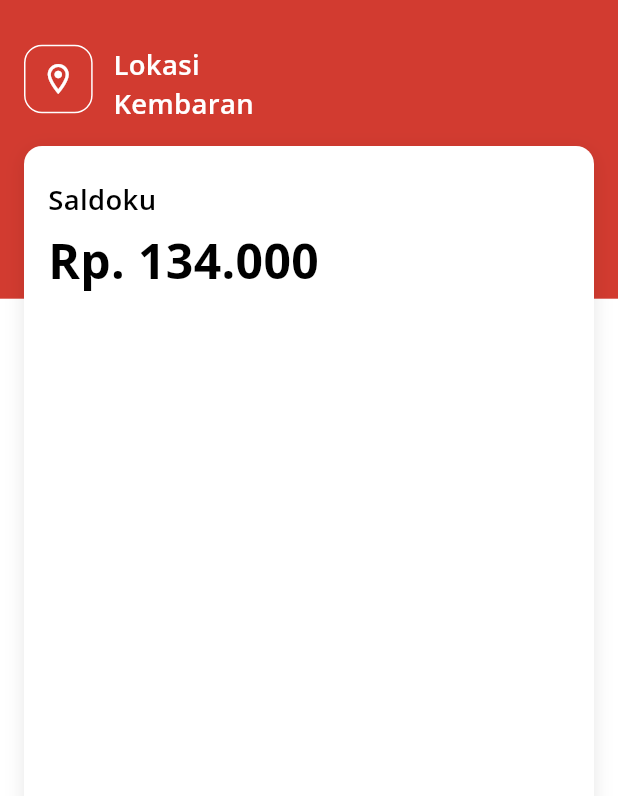
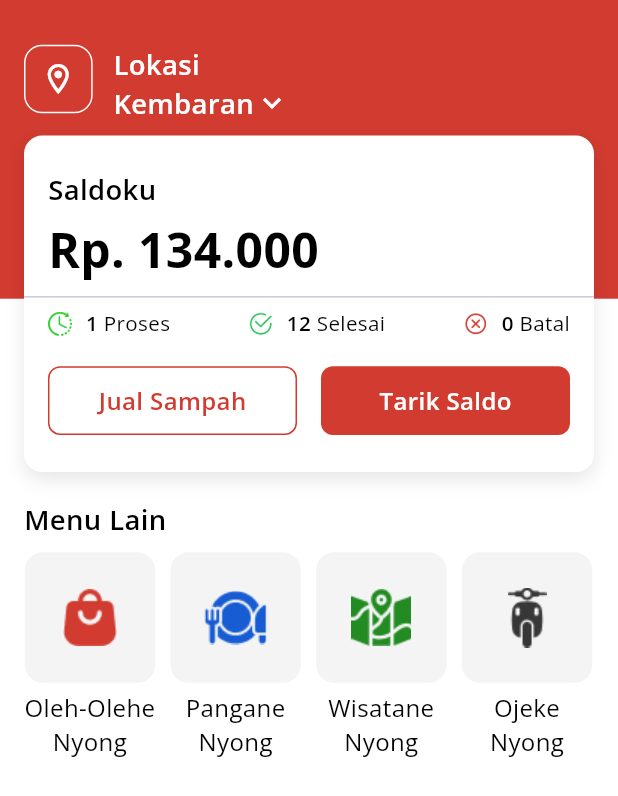
Before and after one commit to ikyyy777/jeknyong_app, a Flutter app: the HomeView screen opened directly, on a phone screen of 412 x 824 dp. Shown: the top 796 px of the screen. Run offline on Flutter 3.47's test engine with Material 3 defaults, Android fonts, the light colour scheme and no system bars; our stand-ins replace google_fonts.

Commit message:
`feat: updated home view with new widgets and dependencies`

```diff
--- a/lib/constants/color_constant.dart
+++ b/lib/constants/color_constant.dart
@@ -10,4 +10,6 @@ class ColorConstant {
   static Color borderColor = Color(0xffE2E2E2);
   static Color primaryColor = Color(0xffD23B30);
   static Color dividerColor = Color(0xffEDF1F3);
+  static Color dividerColor2 = Color(0xffC7C9D9);
+  static Color greyColor = Color(0xffF4F4F4);
 }
--- a/lib/views/home/home_view.dart
+++ b/lib/views/home/home_view.dart
@@ -2,6 +2,9 @@ import 'package:flutter/material.dart';
 import 'package:jeknyong_app/constants/color_constant.dart';
 import 'package:jeknyong_app/constants/textstyle_constant.dart';
 import 'package:jeknyong_app/controllers/scale_factor_controller.dart';
+import 'package:jeknyong_app/views/home/home_widgets/home_lokasi_widget.dart';
+import 'package:jeknyong_app/views/home/home_widgets/home_menu_lain_widget.dart';
+import 'package:jeknyong_app/views/home/home_widgets/home_saldoku_widget.dart';
 import 'package:provider/provider.dart';
 
 class HomeView extends StatefulWidget {
@@ -18,116 +21,18 @@ class _HomeViewState extends State<HomeView> {
 
     return Scaffold(
       backgroundColor: ColorConstant.whiteColor,
-      body: SafeArea(
-        child: Stack(
-          children: [
-            Column(
-              mainAxisAlignment: MainAxisAlignment.start,
-              crossAxisAlignment: CrossAxisAlignment.start,
-              children: [
-                Container(
-                  width: double.infinity,
-                  height: scaleHelper.scaleHeight(174),
-                  decoration: BoxDecoration(color: ColorConstant.primaryColor),
-                  child: Padding(
-                    padding: const EdgeInsets.only(left: 16, right: 16),
-                    child: Column(
-                      children: [
-                        SizedBox(height: scaleHelper.scaleHeight(26)),
-                        Row(
-                          mainAxisAlignment: MainAxisAlignment.start,
-                          crossAxisAlignment: CrossAxisAlignment.start,
-                          children: [
-                            Container(
-                              width: scaleHelper.scaleWidth(40),
-                              height: scaleHelper.scaleHeight(40),
-                              decoration: BoxDecoration(
-                                color: ColorConstant.primaryColor,
-                                borderRadius: BorderRadius.circular(12),
-                                border: Border.all(color: ColorConstant.whiteColor),
-                              ),
-                              child: Icon(
-                                Icons.location_on_outlined,
-                                color: ColorConstant.whiteColor,
-                              ),
-                            ),
-                            SizedBox(width: scaleHelper.scaleWidth(12)),
-                            Column(
-                              mainAxisAlignment: MainAxisAlignment.start,
-                              crossAxisAlignment: CrossAxisAlignment.start,
-                              children: [
-                                Text(
-                                  'Lokasi',
-                                  style: TextStyleConstant.textStyleSemiBold
-                                      .copyWith(
-                                        fontSize: scaleHelper.scaleText(16),
-                                        color: ColorConstant.whiteColor,
-                                      ),
-                                ),
-                                Text(
-                                  'Kembaran',
-                                  style: TextStyleConstant.textStyleSemiBold
-                                      .copyWith(
-                                        fontSize: scaleHelper.scaleText(16),
-                                        color: ColorConstant.whiteColor,
-                                      ),
-                                ),
-                              ],
-                            ),
-                          ],
-                        ),
-                      ],
-                    ),
-                  ),
-                ),
-              ],
-            ),
-            Positioned(
-              top: scaleHelper.scaleHeight(85),
-              left: 0,
-              right: 0,
-              child: Container(
-                width: double.infinity,
-                height: scaleHelper.scaleHeight(1000),
-                margin: EdgeInsets.symmetric(horizontal: 16),
-                decoration: BoxDecoration(
-                  color: ColorConstant.whiteColor,
-                  borderRadius: BorderRadius.circular(12),
-                  boxShadow: [
-                    BoxShadow(
-                      color: Colors.black.withOpacity(0.1),
-                      blurRadius: 10,
-                      offset: Offset(0, 4),
-                    ),
-                  ],
-                ),
-                child: Padding(
-                  padding: const EdgeInsets.only(left: 16, right: 16),
-                  child: Column(
-                    crossAxisAlignment: CrossAxisAlignment.start,
-                    children: [
-                      SizedBox(height: scaleHelper.scaleHeight(20)),
-                      Text(
-                        'Saldoku',
-                        style: TextStyleConstant.textStyleSemiBold.copyWith(
-                          fontSize: scaleHelper.scaleText(16),
-                          color: ColorConstant.blackColor,
-                        ),
-                      ),
-                      SizedBox(height: scaleHelper.scaleHeight(4)),
-                      Text(
-                        'Rp. 134.000',
-                        style: TextStyleConstant.textStyleBold.copyWith(
-                          fontSize: scaleHelper.scaleText(28),
-                          color: ColorConstant.blackColor,
-                        ),
-                      ),
-                    ],
-                  ),
-                ),
-              ),
-            ),
-          ],
+      body: SingleChildScrollView(
+        child: SafeArea(
+          child: Column(
+            mainAxisAlignment: MainAxisAlignment.start,
+            crossAxisAlignment: CrossAxisAlignment.start,
+            children: [
+              HomeLokasiWidget(),
+              HomeSaldokuWidget(),
+              SizedBox(height: scaleHelper.scaleHeight(16)),
+              HomeMenuLainWidget(),
+            ],
+          ),
         ),
       ),
     );
--- /dev/null
+++ b/lib/views/home/home_widgets/home_lokasi_widget.dart
@@ -0,0 +1,79 @@
+import 'package:flutter/material.dart';
+import 'package:jeknyong_app/constants/color_constant.dart';
+import 'package:jeknyong_app/constants/textstyle_constant.dart';
+import 'package:jeknyong_app/controllers/scale_factor_controller.dart';
+import 'package:provider/provider.dart';
+
+class HomeLokasiWidget extends StatefulWidget {
+  const HomeLokasiWidget({super.key});
+
+  @override
+  State<HomeLokasiWidget> createState() => _HomeLokasiWidgetState();
+}
+
+class _HomeLokasiWidgetState extends State<HomeLokasiWidget> {
+  @override
+  Widget build(BuildContext context) {
+    final scaleHelper = context.read<ScaleFactorController>().scaleHelper;
+
+    return Container(
+      width: double.infinity,
+      height: scaleHelper.scaleHeight(174),
+      decoration: BoxDecoration(color: ColorConstant.primaryColor),
+      child: Padding(
+        padding: const EdgeInsets.only(left: 16, right: 16),
+        child: Column(
+          children: [
+            SizedBox(height: scaleHelper.scaleHeight(26)),
+            Row(
+              mainAxisAlignment: MainAxisAlignment.start,
+              crossAxisAlignment: CrossAxisAlignment.start,
+              children: [
+                Container(
+                  width: scaleHelper.scaleWidth(40),
+                  height: scaleHelper.scaleHeight(40),
+                  decoration: BoxDecoration(
+                    color: ColorConstant.primaryColor,
+                    borderRadius: BorderRadius.circular(12),
+                    border: Border.all(color: ColorConstant.whiteColor),
+                  ),
+                  child: Icon(
+                    Icons.location_on_outlined,
+                    color: ColorConstant.whiteColor,
+                  ),
+                ),
+                SizedBox(width: scaleHelper.scaleWidth(12)),
+                Column(
+                  mainAxisAlignment: MainAxisAlignment.start,
+                  crossAxisAlignment: CrossAxisAlignment.start,
+                  children: [
+                    Text(
+                      'Lokasi',
+                      style: TextStyleConstant.textStyleSemiBold.copyWith(
+                        fontSize: scaleHelper.scaleText(16),
+                        color: ColorConstant.whiteColor,
+                      ),
+                    ),
+                    Row(
+                      children: [
+                        Text(
+                          'Kembaran',
+                          style: TextStyleConstant.textStyleSemiBold.copyWith(
+                            fontSize: scaleHelper.scaleText(16),
+                            color: ColorConstant.whiteColor,
+                          ),
+                        ),
+                        Icon(Icons.expand_more,
+                            color: ColorConstant.whiteColor),
+                      ],
+                    ),
+                  ],
+                ),
+              ],
+            ),
+          ],
+        ),
+      ),
+    );
+  }
+}
--- /dev/null
+++ b/lib/views/home/home_widgets/home_menu_lain_widget.dart
@@ -0,0 +1,126 @@
+import 'package:flutter/material.dart';
+import 'package:jeknyong_app/constants/color_constant.dart';
+import 'package:jeknyong_app/constants/textstyle_constant.dart';
+import 'package:jeknyong_app/controllers/scale_factor_controller.dart';
+import 'package:provider/provider.dart';
+
+class HomeMenuLainWidget extends StatefulWidget {
+  const HomeMenuLainWidget({super.key});
+
+  @override
+  State<HomeMenuLainWidget> createState() => _HomeMenuLainWidgetState();
+}
+
+class _HomeMenuLainWidgetState extends State<HomeMenuLainWidget> {
+  Widget _buildMenuIcon(String iconName, double width, double height, String menuName) {
+    final scaleHelper = context.read<ScaleFactorController>().scaleHelper;
+
+    return Column(
+      children: [
+        Container(
+          width: width,
+          height: height,
+          decoration: BoxDecoration(
+            color: ColorConstant.greyColor,
+            borderRadius: BorderRadius.circular(12),
+          ),
+          child: Image.asset('assets/icons/$iconName.png'),
+        ),
+        SizedBox(height: scaleHelper.scaleHeight(4)),
+        SizedBox(
+          width: width + 1,
+          child: Text(
+            menuName,
+            textAlign: TextAlign.center,
+            maxLines: 2,
+            overflow: TextOverflow.ellipsis,
+            style: TextStyleConstant.textStyleReguler.copyWith(
+              fontSize: scaleHelper.scaleText(14),
+              color: ColorConstant.blackColor,
+            ),
+          ),
+        ),
+      ],
+    );
+  }
+
+  @override
+  Widget build(BuildContext context) {
+    final scaleHelper = context.read<ScaleFactorController>().scaleHelper;
+
+    return Transform.translate(
+      offset: Offset(0, scaleHelper.scaleHeight(-95)),
+      child: Padding(
+        padding: const EdgeInsets.symmetric(horizontal: 16),
+        child: Column(
+          mainAxisAlignment: MainAxisAlignment.start,
+          crossAxisAlignment: CrossAxisAlignment.start,
+          children: [
+            Text(
+              'Menu Lain',
+              style: TextStyleConstant.textStyleSemiBold.copyWith(
+                fontSize: scaleHelper.scaleText(16),
+                color: ColorConstant.blackColor,
+              ),
+            ),
+            SizedBox(height: scaleHelper.scaleHeight(8)),
+            SingleChildScrollView(
+              scrollDirection: Axis.horizontal,
+              child: Row(
+                children: [
+                  GestureDetector(
+                    onTap: () {
+                      // TODO: Implement the logic for the oleh_oleh menu
+                    },
+                    child: _buildMenuIcon(
+                      'oleh_oleh',
+                      scaleHelper.scaleWidth(76),
+                      scaleHelper.scaleHeight(76),
+                      'Oleh-Olehe Nyong',
+                    ),
+                  ),
+                  SizedBox(width: scaleHelper.scaleWidth(8)),
+                  GestureDetector(
+                    onTap: () {
+                      // TODO: Implement the logic for the pangan menu
+                    },
+                    child: _buildMenuIcon(
+                      'pangan',
+                      scaleHelper.scaleWidth(76),
+                      scaleHelper.scaleHeight(76),
+                      'Pangane Nyong',
+                    ),
+                  ),
+                  SizedBox(width: scaleHelper.scaleWidth(8)),
+                  GestureDetector(
+                    onTap: () {
+                      // TODO: Implement the logic for the wisatane menu
+                    },
+                    child: _buildMenuIcon(
+                      'wisatane',
+                      scaleHelper.scaleWidth(76),
+                      scaleHelper.scaleHeight(76),
+                      'Wisatane Nyong',
+                    ),
+                  ),
+                  SizedBox(width: scaleHelper.scaleWidth(8)),
+                  GestureDetector(
+                    onTap: () {
+                      // TODO: Implement the logic for the ojeke menu
+                    },
+                    child: _buildMenuIcon(
+                      'ojeke',
+                      scaleHelper.scaleWidth(76),
+                      scaleHelper.scaleHeight(76),
+                      'Ojeke Nyong'
+                    ),
+                  ),
+                ],
+              ),
+            ),
+          ],
+        ),
+      ),
+    );
+  }
+}
--- /dev/null
+++ b/lib/views/home/home_widgets/home_saldoku_widget.dart
@@ -0,0 +1,195 @@
+import 'package:flutter/material.dart';
+import 'package:jeknyong_app/constants/color_constant.dart';
+import 'package:jeknyong_app/constants/textstyle_constant.dart';
+import 'package:jeknyong_app/controllers/scale_factor_controller.dart';
+import 'package:provider/provider.dart';
+
+class HomeSaldokuWidget extends StatefulWidget {
+  const HomeSaldokuWidget({super.key});
+
+  @override
+  State<HomeSaldokuWidget> createState() => _HomeSaldokuWidgetState();
+}
+
+class _HomeSaldokuWidgetState extends State<HomeSaldokuWidget> {
+  @override
+  Widget build(BuildContext context) {
+    final scaleHelper = context.read<ScaleFactorController>().scaleHelper;
+
+    return Transform.translate(
+      offset: Offset(0, scaleHelper.scaleHeight(-95)),
+      child: Container(
+        width: double.infinity,
+        height: scaleHelper.scaleHeight(196),
+        margin: EdgeInsets.symmetric(horizontal: 16),
+        decoration: BoxDecoration(
+          color: ColorConstant.whiteColor,
+          borderRadius: BorderRadius.circular(12),
+          boxShadow: [
+            BoxShadow(
+              color: Colors.black.withOpacity(0.1),
+              blurRadius: 10,
+              offset: Offset(0, 4),
+            ),
+          ],
+        ),
+        child: Column(
+          crossAxisAlignment: CrossAxisAlignment.start,
+          children: [
+            SizedBox(height: scaleHelper.scaleHeight(20)),
+            Padding(
+              padding: const EdgeInsets.only(left: 16),
+              child: Text(
+                'Saldoku',
+                style: TextStyleConstant.textStyleSemiBold.copyWith(
+                  fontSize: scaleHelper.scaleText(16),
+                  color: ColorConstant.blackColor,
+                ),
+              ),
+            ),
+            SizedBox(height: scaleHelper.scaleHeight(4)),
+            Padding(
+              padding: const EdgeInsets.only(left: 16),
+              child: Text(
+                'Rp. 134.000',
+                style: TextStyleConstant.textStyleBold.copyWith(
+                  fontSize: scaleHelper.scaleText(28),
+                  color: ColorConstant.blackColor,
+                ),
+              ),
+            ),
+            Divider(color: ColorConstant.dividerColor2, thickness: 1),
+            Padding(
+              padding: const EdgeInsets.only(left: 16, right: 16),
+              child: Row(
+                mainAxisAlignment: MainAxisAlignment.spaceBetween,
+                children: [
+                  Row(
+                    children: [
+                      Image.asset(
+                        'assets/icons/proses.png',
+                        width: scaleHelper.scaleWidth(14),
+                        height: scaleHelper.scaleHeight(14),
+                      ),
+                      SizedBox(width: scaleHelper.scaleWidth(8)),
+                      Text(
+                        "1",
+                        style: TextStyleConstant.textStyleSemiBold.copyWith(
+                          fontSize: scaleHelper.scaleText(12),
+                          color: ColorConstant.blackColor,
+                        ),
+                      ),
+                      Text(
+                        ' Proses',
+                        style: TextStyleConstant.textStyleReguler.copyWith(
+                          fontSize: scaleHelper.scaleText(12),
+                          color: ColorConstant.blackColor,
+                        ),
+                      ),
+                    ],
+                  ),
+                  Row(
+                    children: [
+                      Image.asset(
+                        'assets/icons/selesai.png',
+                        width: scaleHelper.scaleWidth(14),
+                        height: scaleHelper.scaleHeight(14),
+                      ),
+                      SizedBox(width: scaleHelper.scaleWidth(8)),
+                      Text(
+                        "12",
+                        style: TextStyleConstant.textStyleSemiBold.copyWith(
+                          fontSize: scaleHelper.scaleText(12),
+                          color: ColorConstant.blackColor,
+                        ),
+                      ),
+                      Text(
+                        ' Selesai',
+                        style: TextStyleConstant.textStyleReguler.copyWith(
+                          fontSize: scaleHelper.scaleText(12),
+                          color: ColorConstant.blackColor,
+                        ),
+                      ),
+                    ],
+                  ),
+                  Row(
+                    children: [
+                      Image.asset(
+                        'assets/icons/batal.png',
+                        width: scaleHelper.scaleWidth(14),
+                        height: scaleHelper.scaleHeight(14),
+                      ),
+                      SizedBox(width: scaleHelper.scaleWidth(8)),
+                      Text(
+                        "0",
+                        style: TextStyleConstant.textStyleSemiBold.copyWith(
+                          fontSize: scaleHelper.scaleText(12),
+                          color: ColorConstant.blackColor,
+                        ),
+                      ),
+                      Text(
+                        ' Batal',
+                        style: TextStyleConstant.textStyleReguler.copyWith(
+                          fontSize: scaleHelper.scaleText(12),
+                          color: ColorConstant.blackColor,
+                        ),
+                      ),
+                    ],
+                  ),
+                ],
+              ),
+            ),
+            SizedBox(height: scaleHelper.scaleHeight(16)),
+            Padding(
+              padding: const EdgeInsets.symmetric(horizontal: 16),
+              child: Row(
+                mainAxisAlignment: MainAxisAlignment.spaceBetween,
+                children: [
+                  Expanded(
+                    child: Container(
+                      height: scaleHelper.scaleHeight(40),
+                      margin: EdgeInsets.only(right: 8),
+                      decoration: BoxDecoration(
+                        color: ColorConstant.whiteColor,
+                        borderRadius: BorderRadius.circular(8),
+                        border: Border.all(color: ColorConstant.primaryColor),
+                      ),
+                      child: Center(
+                        child: Text(
+                          'Jual Sampah',
+                          style: TextStyleConstant.textStyleSemiBold.copyWith(
+                            fontSize: scaleHelper.scaleText(14),
+                            color: ColorConstant.primaryColor,
+                          ),
+                        ),
+                      ),
+                    ),
+                  ),
+                  Expanded(
+                    child: Container(
+                      height: scaleHelper.scaleHeight(40),
+                      margin: EdgeInsets.only(left: 8),
+                      decoration: BoxDecoration(
+                        color: ColorConstant.primaryColor,
+                        borderRadius: BorderRadius.circular(8),
+                      ),
+                      child: Center(
+                        child: Text(
+                          'Tarik Saldo',
+                          style: TextStyleConstant.textStyleSemiBold.copyWith(
+                            fontSize: scaleHelper.scaleText(14),
+                            color: ColorConstant.whiteColor,
+                          ),
+                        ),
+                      ),
+                    ),
+                  ),
+                ],
+              ),
+            ),
+          ],
+        ),
+      ),
+    );
+  }
+}
--- a/pubspec.yaml
+++ b/pubspec.yaml
@@ -13,6 +13,7 @@ dependencies:
   cupertino_icons: ^1.0.8
   provider: ^6.1.2
   google_fonts: ^6.2.1
+  flutter_svg: ^2.0.17
 
 dev_dependencies:
   flutter_test:
@@ -27,6 +28,7 @@ flutter:
   # To add assets to your application, add an assets section, like this:
   assets:
     - assets/images/
+    - assets/icons/
 
   # An image asset can refer to one or more resolution-specific "variants", see
   # https://flutter.dev/to/resolution-aware-images
```
Also changed, not shown: assets/icons/batal.png (added), assets/icons/ojeke.png (added), assets/icons/oleh_oleh.png (added), assets/icons/pangan.png (added), assets/icons/proses.png (added), assets/icons/selesai.png (added), assets/icons/wisatane.png (added), pubspec.lock.
